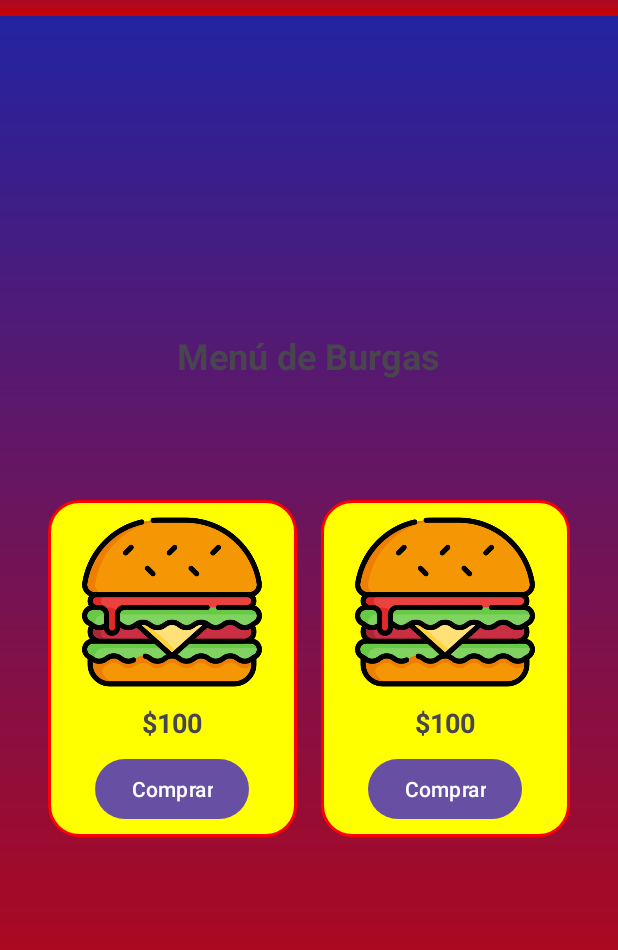
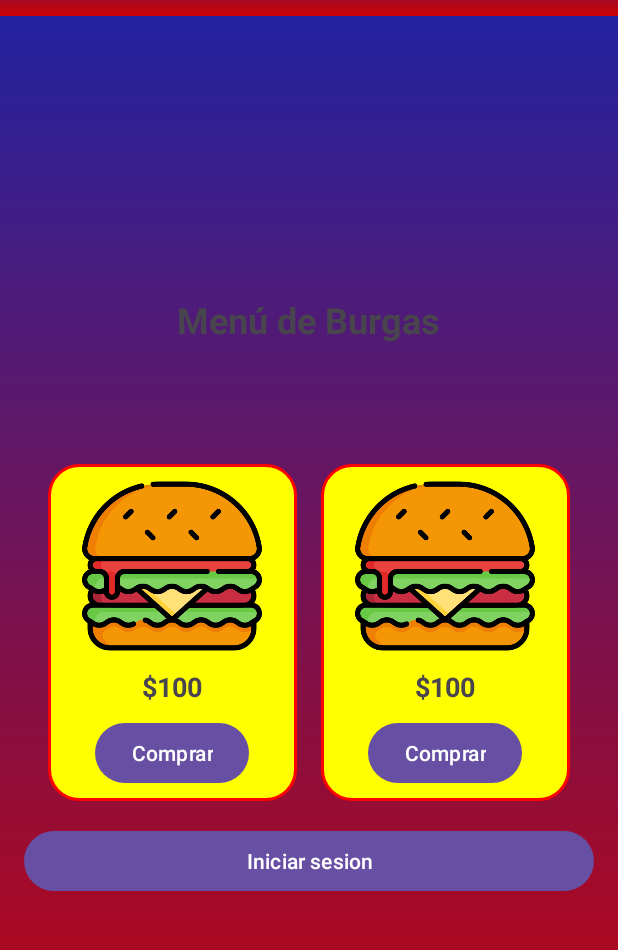
Before and after one commit to MatiaseRamirez/MyLogin, an Android app: the HomeActivity screen opened directly, with no data from a screen before it, on a phone screen of 412 x 824 dp, the part 59-1009 px from its top. Run offline under Robolectric (Android 15) with nearby library versions, the light colour scheme and no system bars.

Commit message:
login_form

```diff
--- a/app/src/main/res/layout/activity_home.xml
+++ b/app/src/main/res/layout/activity_home.xml
@@ -21,22 +21,16 @@
             android:background="@drawable/login_background"
             android:elevation="4dp"
             android:theme="@style/ThemeOverlay.AppCompat.Dark.ActionBar"
-            app:popupTheme="@style/ThemeOverlay.AppCompat.Light"
-            />
-
-
+            app:popupTheme="@style/ThemeOverlay.AppCompat.Light" />
 
         <LinearLayout
             android:id="@+id/fragmentContainer"
             android:layout_width="match_parent"
             android:layout_height="match_parent"
             android:orientation="vertical"
-            android:background="@drawable/login_background"
-            />
-
+            android:background="@drawable/login_background" />
 
     </LinearLayout>
-
 
     <com.google.android.material.navigation.NavigationView
         android:id="@+id/navigationViewHome"
@@ -44,7 +38,24 @@
         android:layout_height="match_parent"
         android:layout_gravity="start"
         app:headerLayout="@layout/nav_header_home"
-        app:menu="@menu/menu_navigation_home"
-        />
+        app:menu="@menu/menu_navigation_home">
+
+        <!-- Definir el botón de "Iniciar Sesión" después del menú -->
+        <LinearLayout
+            android:layout_width="match_parent"
+            android:layout_height="wrap_content"
+            android:orientation="vertical"
+            android:gravity="bottom">
+
+            <Button
+                android:id="@+id/btnIniciarSesion"
+                android:layout_width="match_parent"
+                android:layout_height="wrap_content"
+                android:text="Iniciar Sesión"
+                android:layout_marginTop="20dp"
+                android:layout_gravity="center" />
+
+        </LinearLayout>
+    </com.google.android.material.navigation.NavigationView>
 
 </androidx.drawerlayout.widget.DrawerLayout>
--- a/app/src/main/res/layout/fragment_menu.xml
+++ b/app/src/main/res/layout/fragment_menu.xml
@@ -140,4 +140,10 @@
 
     </LinearLayout>
 
+    <Button
+        android:id="@+id/button2"
+        android:layout_width="match_parent"
+        android:layout_height="wrap_content"
+        android:text="Iniciar sesion" />
+
 </LinearLayout>
```
Also changed, not shown: app/src/main/res/layout/activity_main.xml (+15 -0 lines), 2 other files.
